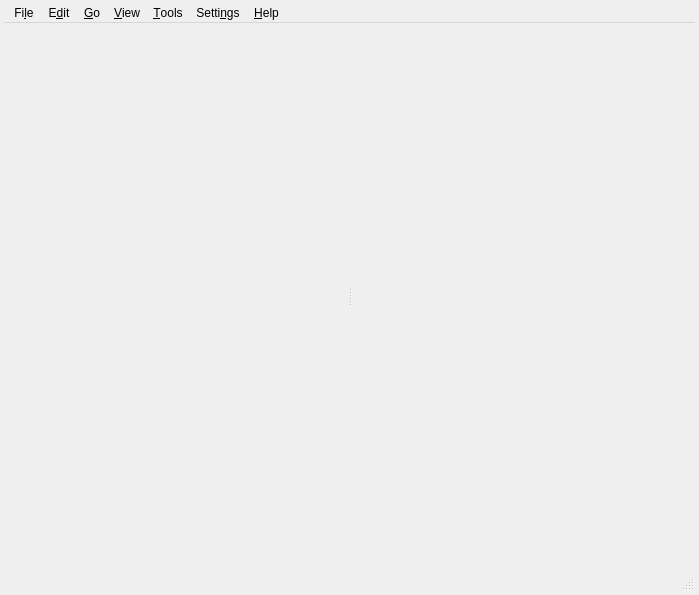
Grum999/BuliCommander, file bulicommander/bulicommander/bc/resources/mainwindow.ui: the form before one commit.
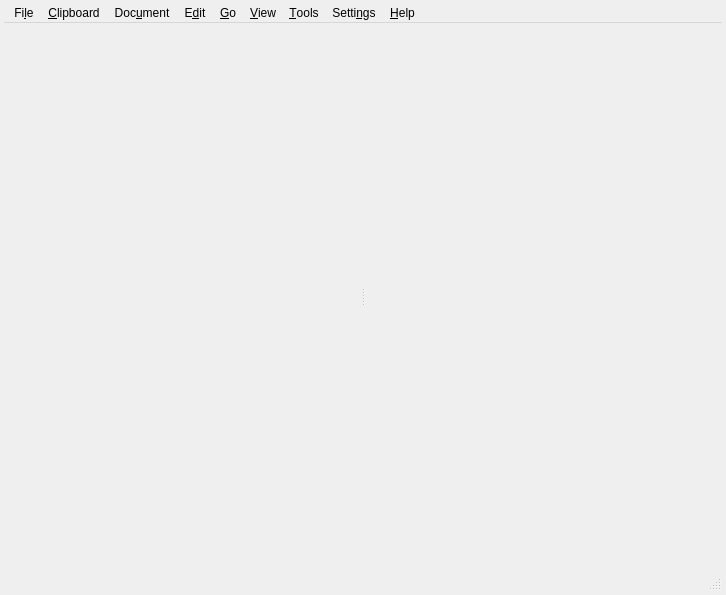
The form after the commit. Icons and pictures are not drawn. Custom widgets are drawn as their Qt base class.

Commit message: Implement clipboard UI + download

```diff
--- a/bulicommander/bulicommander/bc/resources/mainwindow.ui
+++ b/bulicommander/bulicommander/bc/resources/mainwindow.ui
@@ -6,7 +6,7 @@
    <rect>
     <x>0</x>
     <y>0</y>
-    <width>699</width>
+    <width>726</width>
     <height>595</height>
    </rect>
   </property>
@@ -175,7 +175,31 @@
       </property>
       <addaction name="actionHelpAboutBC"/>
      </widget>
+     <widget class="QMenu" name="menuClipboard">
+      <property name="title">
+       <string>&amp;Clipboard</string>
+      </property>
+      <addaction name="actionClipboardPushBack"/>
+      <addaction name="actionClipboardPasteAsNewLayer"/>
+      <addaction name="actionClipboardPasteAsNewDocument"/>
+      <addaction name="actionClipboardOpen"/>
+      <addaction name="separator"/>
+      <addaction name="actionClipboardSetPersistent"/>
+      <addaction name="actionClipboardSetNotPersistent"/>
+      <addaction name="separator"/>
+      <addaction name="actionClipboardStartDownload"/>
+      <addaction name="actionClipboardStopDownload"/>
+      <addaction name="separator"/>
+      <addaction name="actionClipboardQuit"/>
+     </widget>
+     <widget class="QMenu" name="menuDocument">
+      <property name="title">
+       <string>Doc&amp;ument</string>
+      </property>
+     </widget>
      <addaction name="menuFile"/>
+     <addaction name="menuClipboard"/>
+     <addaction name="menuDocument"/>
      <addaction name="menuEdit"/>
      <addaction name="menuGo"/>
      <addaction name="menuView"/>
```
Left out of the diff: 143 changed lines with no effect on the pictures. The commit also changes 20 other files.
